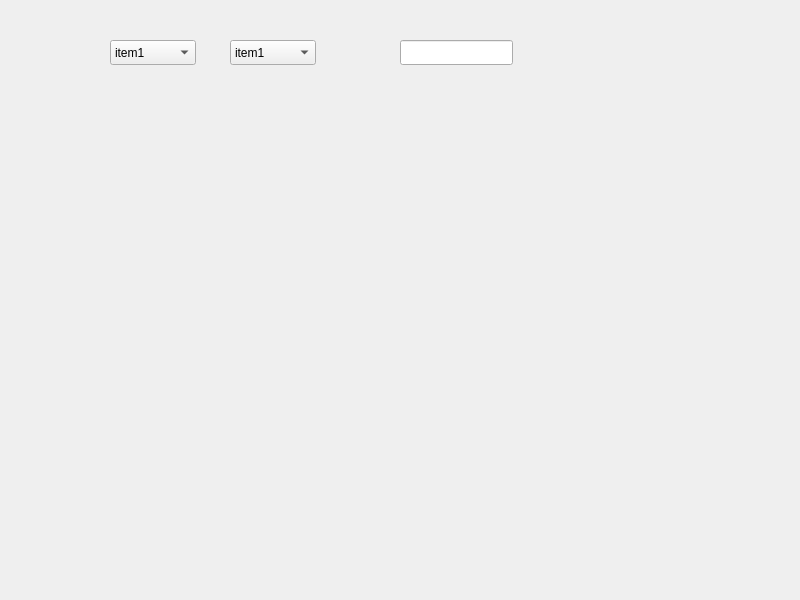
First picture: the form in code/4.input/1.comboBox/comboBox/widget.ui, repository vistar-terry/Qt-Learning, before the edit.
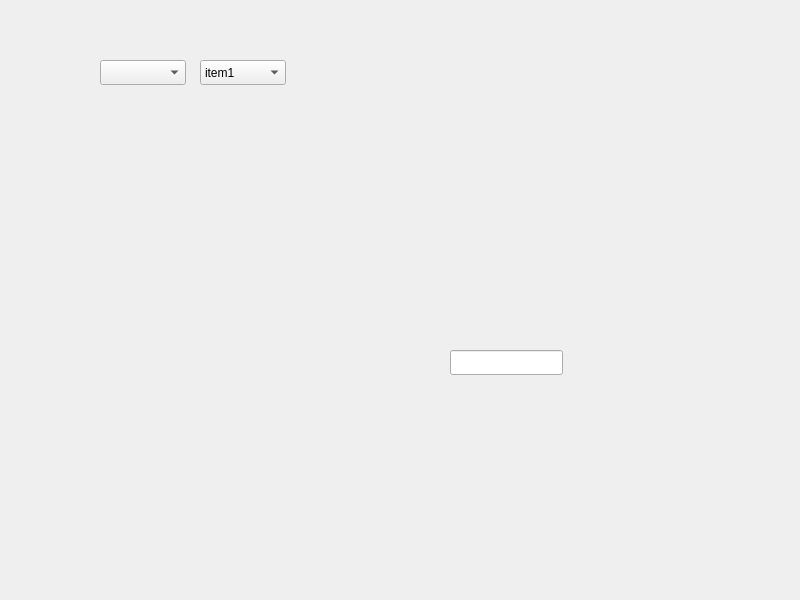
Second picture: the form after the edit.

```diff
--- a/code/4.input/1.comboBox/comboBox/widget.ui
+++ b/code/4.input/1.comboBox/comboBox/widget.ui
@@ -16,8 +16,8 @@
   <widget class="QComboBox" name="comboBox">
    <property name="geometry">
     <rect>
-     <x>110</x>
-     <y>40</y>
+     <x>200</x>
+     <y>60</y>
      <width>86</width>
      <height>25</height>
     </rect>
@@ -42,8 +42,8 @@
   <widget class="QComboBox" name="comboBox_2">
    <property name="geometry">
     <rect>
-     <x>230</x>
-     <y>40</y>
+     <x>100</x>
+     <y>60</y>
      <width>86</width>
      <height>25</height>
     </rect>
@@ -52,24 +52,17 @@
     <bool>false</bool>
    </property>
    <property name="currentText">
-    <string>item1</string>
+    <string/>
    </property>
-   <item>
-    <property name="text">
-     <string>item1</string>
-    </property>
-   </item>
-   <item>
-    <property name="text">
-     <string>item2</string>
-    </property>
-   </item>
+   <property name="frame">
+    <bool>true</bool>
+   </property>
   </widget>
   <widget class="QLineEdit" name="lineEdit">
    <property name="geometry">
     <rect>
-     <x>400</x>
-     <y>40</y>
+     <x>450</x>
+     <y>350</y>
      <width>113</width>
      <height>25</height>
     </rect>
```
